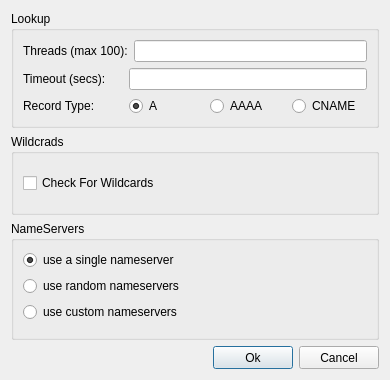
First picture: the form in sub3suite/src/Dialogs/ActiveConfigDialog.ui, repository 3nock/OTE, before the edit.
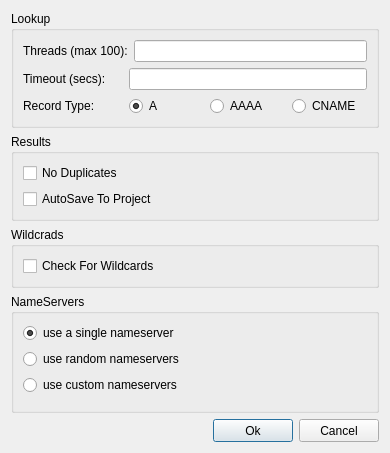
Second picture: the form after the edit. Custom widgets are drawn as their Qt base class.

Patch:
```diff
--- a/sub3suite/src/Dialogs/ActiveConfigDialog.ui
+++ b/sub3suite/src/Dialogs/ActiveConfigDialog.ui
@@ -7,7 +7,7 @@
     <x>0</x>
     <y>0</y>
     <width>390</width>
-    <height>380</height>
+    <height>410</height>
    </rect>
   </property>
   <property name="sizePolicy">
@@ -116,6 +116,29 @@
      </layout>
     </widget>
    </item>
+   <item>
+    <widget class="QGroupBox" name="groupBox">
+     <property name="title">
+      <string>Results</string>
+     </property>
+     <layout class="QVBoxLayout" name="verticalLayout_5">
+      <item>
+       <widget class="QCheckBox" name="checkBoxNoDuplicates">
+        <property name="text">
+         <string>No Duplicates</string>
+        </property>
+       </widget>
+      </item>
+      <item>
+       <widget class="QCheckBox" name="checkBoxAutosave">
+        <property name="text">
+         <string>AutoSave To Project</string>
+        </property>
+       </widget>
+      </item>
+     </layout>
+    </widget>
+   </item>
    <item>
     <widget class="QGroupBox" name="groupBoxWildcard">
      <property name="title">
```
